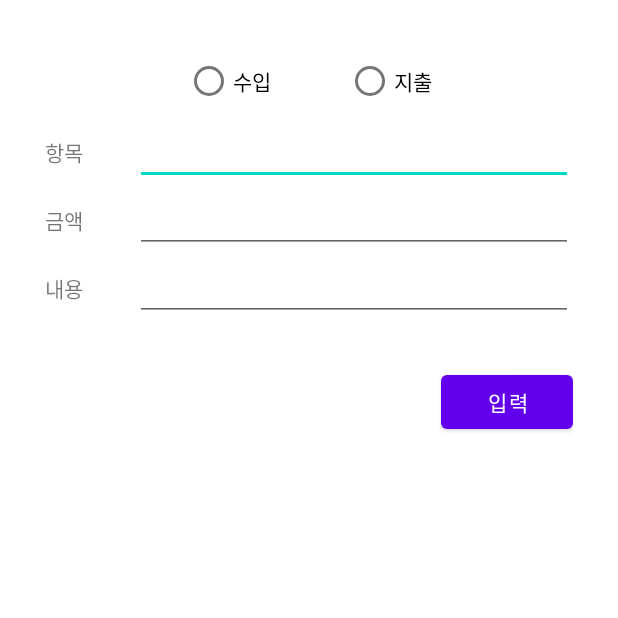
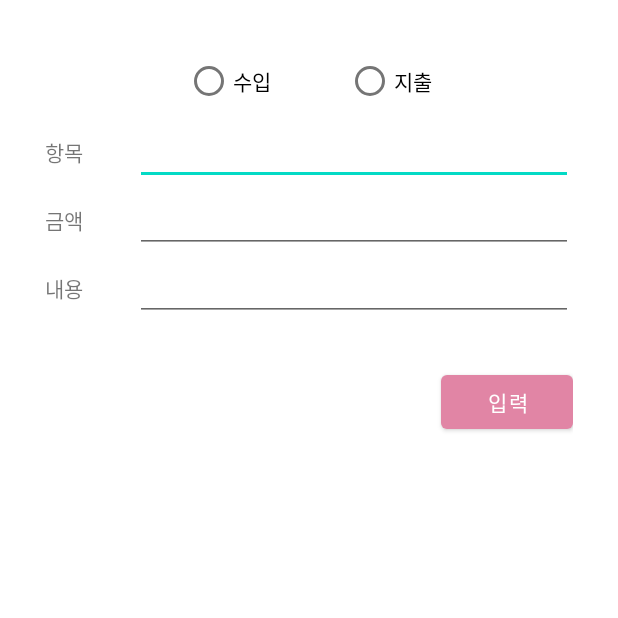
Before and after one commit to SJ-Hyun/GURU_Pig, an Android app: the fragment DayFragment shown on its own in the app's theme, after a tap on "내역 추가", on a phone screen of 412 x 824 dp, the top half of it. Run offline under Robolectric (Android 15) with nearby library versions, the phone set to English and light mode, and no system bars; libraries missing offline, so code that uses them is left out: devs.mulham.horizontalcalendar; 2 statements that could not run were skipped.

Commit message:
색상변경

```diff
--- a/app/src/main/res/values/colors.xml
+++ b/app/src/main/res/values/colors.xml
@@ -7,4 +7,5 @@
     <color name="teal_700">#FF018786</color>
     <color name="black">#FF000000</color>
     <color name="white">#FFFFFFFF</color>
+    <color name="Guru_pink">#E185A5</color>
 </resources>
--- a/app/src/main/res/values/themes.xml
+++ b/app/src/main/res/values/themes.xml
@@ -2,7 +2,7 @@
     <!-- Base application theme. -->
     <style name="Theme.GURU_Pig" parent="Theme.MaterialComponents.DayNight.NoActionBar">
         <!-- Primary brand color. -->
-        <item name="colorPrimary">@color/purple_500</item>
+        <item name="colorPrimary">@color/Guru_pink</item>
         <item name="colorPrimaryVariant">@color/purple_700</item>
         <item name="colorOnPrimary">@color/white</item>
         <!-- Secondary brand color. -->
```
